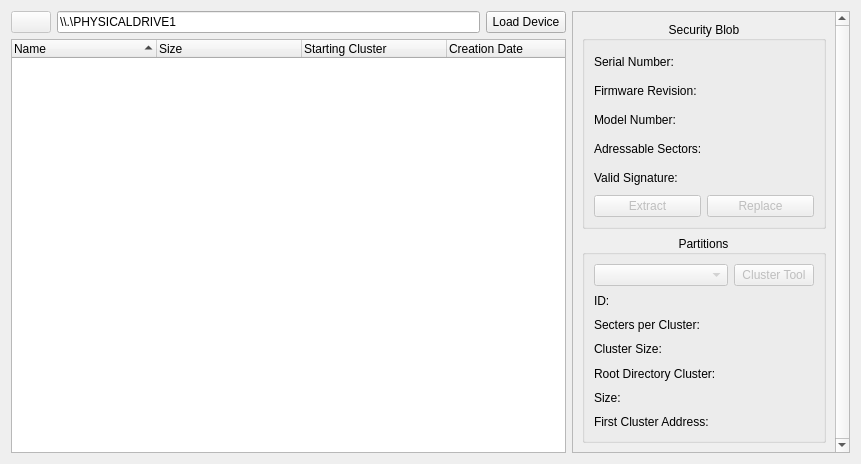
Qt form Velocity/deviceviewer.ui (hetelek/Velocity) before a commit.
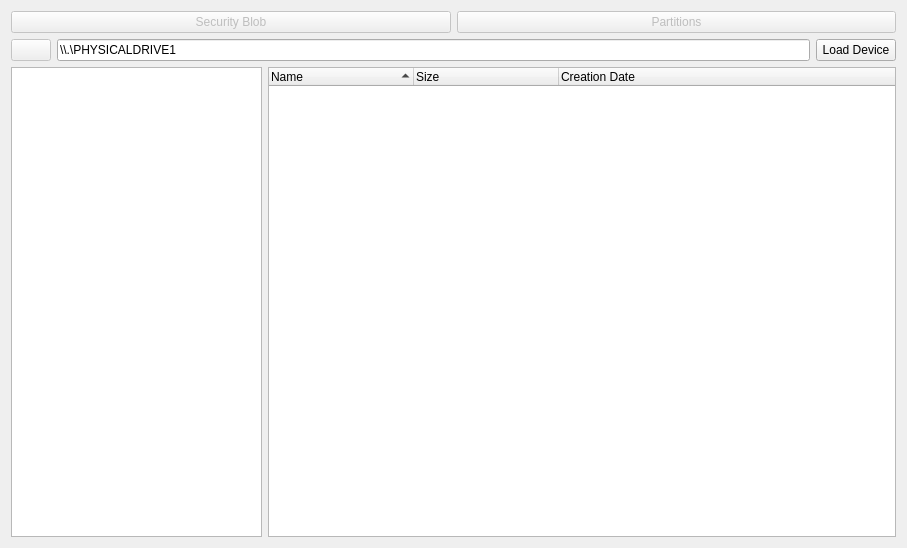
The same form after that commit. Icons and pictures are not drawn.

Commit message: Added view of file tree on the left

```diff
--- a/Velocity/deviceviewer.ui
+++ b/Velocity/deviceviewer.ui
@@ -6,55 +6,105 @@
    <rect>
     <x>0</x>
     <y>0</y>
-    <width>861</width>
-    <height>464</height>
+    <width>907</width>
+    <height>548</height>
    </rect>
   </property>
   <property name="minimumSize">
    <size>
-    <width>861</width>
-    <height>464</height>
+    <width>907</width>
+    <height>466</height>
    </size>
   </property>
   <property name="windowTitle">
    <string>Device Viewer</string>
   </property>
-  <layout class="QVBoxLayout" name="verticalLayout_10">
+  <layout class="QVBoxLayout" name="verticalLayout_2">
    <item>
-    <layout class="QHBoxLayout" name="horizontalLayout_6" stretch="4,2">
+    <layout class="QHBoxLayout" name="horizontalLayout_2">
      <item>
-      <layout class="QVBoxLayout" name="verticalLayout">
+      <widget class="QPushButton" name="btnSecurityBlob">
+       <property name="enabled">
+        <bool>false</bool>
+       </property>
+       <property name="text">
+        <string>Security Blob</string>
+       </property>
+       <property name="icon">
+        <iconset resource="Resources.qrc">
+         <normaloff>:/Images/ytgr.png</normaloff>:/Images/ytgr.png</iconset>
+       </property>
+      </widget>
+     </item>
+     <item>
+      <widget class="QPushButton" name="btnPartitions">
+       <property name="enabled">
+        <bool>false</bool>
+       </property>
+       <property name="text">
+        <string>Partitions</string>
+       </property>
+       <property name="icon">
+        <iconset resource="Resources.qrc">
+         <normaloff>:/Images/partition.png</normaloff>:/Images/partition.png</iconset>
+       </property>
+      </widget>
+     </item>
+    </layout>
+   </item>
+   <item>
+    <layout class="QVBoxLayout" name="verticalLayout">
+     <item>
+      <layout class="QHBoxLayout" name="horizontalLayout">
        <item>
-        <layout class="QHBoxLayout" name="horizontalLayout">
-         <item>
-          <widget class="QPushButton" name="btnBack">
-           <property name="enabled">
-            <bool>false</bool>
-           </property>
-           <property name="text">
-            <string/>
-           </property>
-           <property name="icon">
-            <iconset resource="Resources.qrc">
-             <normaloff>:/Images/back.png</normaloff>:/Images/back.png</iconset>
-           </property>
-          </widget>
-         </item>
-         <item>
-          <widget class="QLineEdit" name="txtPath">
-           <property name="text">
-            <string>\\.\PHYSICALDRIVE1</string>
-           </property>
-          </widget>
-         </item>
-         <item>
-          <widget class="QPushButton" name="pushButton">
-           <property name="text">
-            <string>Load Device</string>
-           </property>
-          </widget>
-         </item>
-        </layout>
+        <widget class="QPushButton" name="btnBack">
+         <property name="enabled">
+          <bool>false</bool>
+         </property>
+         <property name="text">
+          <string/>
+         </property>
+         <property name="icon">
+          <iconset resource="Resources.qrc">
+           <normaloff>:/Images/back.png</normaloff>:/Images/back.png</iconset>
+         </property>
+        </widget>
+       </item>
+       <item>
+        <widget class="QLineEdit" name="txtPath">
+         <property name="text">
+          <string>\\.\PHYSICALDRIVE1</string>
+         </property>
+        </widget>
+       </item>
+       <item>
+        <widget class="QPushButton" name="pushButton">
+         <property name="text">
+          <string>Load Device</string>
+         </property>
+        </widget>
+       </item>
+      </layout>
+     </item>
+     <item>
+      <layout class="QHBoxLayout" name="horizontalLayout_6" stretch="2,5">
+       <item>
+        <widget class="QTreeWidget" name="treeWidget_2">
+         <property name="iconSize">
+          <size>
+           <width>16</width>
+           <height>16</height>
+          </size>
+         </property>
+         <attribute name="headerVisible">
+          <bool>false</bool>
+         </attribute>
+         <column>
+          <property name="text">
+           <string notr="true">1</string>
+          </property>
+         </column>
+        </widget>
        </item>
        <item>
         <widget class="QTreeWidget" name="treeWidget">
@@ -77,7 +127,7 @@
           <bool>true</bool>
          </property>
          <property name="columnCount">
-          <number>4</number>
+          <number>3</number>
          </property>
          <attribute name="headerDefaultSectionSize">
           <number>145</number>
@@ -92,11 +142,6 @@
            <string>Size</string>
           </property>
          </column>
-         <column>
-          <property name="text">
-           <string>Starting Cluster</string>
-          </property>
-         </column>
          <column>
           <property name="text">
            <string>Creation Date</string>
@@ -106,330 +151,6 @@
        </item>
       </layout>
      </item>
-     <item>
-      <widget class="QScrollArea" name="scrollArea">
-       <property name="lineWidth">
-        <number>1</number>
-       </property>
-       <property name="verticalScrollBarPolicy">
-        <enum>Qt::ScrollBarAlwaysOn</enum>
-       </property>
-       <property name="horizontalScrollBarPolicy">
-        <enum>Qt::ScrollBarAlwaysOff</enum>
-       </property>
-       <property name="widgetResizable">
-        <bool>true</bool>
-       </property>
-       <widget class="QWidget" name="scrollAreaWidgetContents">
-        <property name="geometry">
-         <rect>
-          <x>0</x>
-          <y>0</y>
-          <width>259</width>
-          <height>442</height>
-         </rect>
-        </property>
-        <layout class="QHBoxLayout" name="horizontalLayout_7">
-         <item>
-          <layout class="QVBoxLayout" name="verticalLayout_7" stretch="1,1">
-           <item>
-            <widget class="QGroupBox" name="groupBox">
-             <property name="title">
-              <string>Security Blob</string>
-             </property>
-             <property name="alignment">
-              <set>Qt::AlignCenter</set>
-             </property>
-             <layout class="QVBoxLayout" name="verticalLayout_8" stretch="9,0">
-              <item>
-               <layout class="QHBoxLayout" name="horizontalLayout_2">
-                <item>
-                 <layout class="QVBoxLayout" name="verticalLayout_5">
-                  <item>
-                   <widget class="QLabel" name="label">
-                    <property name="text">
-                     <string>Serial Number:</string>
-                    </property>
-                   </widget>
-                  </item>
-                  <item>
-                   <widget class="QLabel" name="label_2">
-                    <property name="text">
-                     <string>Firmware Revision:</string>
-                    </property>
-                   </widget>
-                  </item>
-                  <item>
-                   <widget class="QLabel" name="label_3">
-                    <property name="text">
-                     <string>Model Number:</string>
-                    </property>
-                   </widget>
-                  </item>
-                  <item>
-                   <widget class="QLabel" name="label_4">
-                    <property name="text">
-                     <string>Adressable Sectors:</string>
-                    </property>
-                   </widget>
-                  </item>
-                  <item>
-                   <widget class="QLabel" name="label_5">
-                    <property name="text">
-                     <string>Valid Signature:</string>
-                    </property>
-                   </widget>
-                  </item>
-                 </layout>
-                </item>
-                <item>
-                 <layout class="QVBoxLayout" name="verticalLayout_3">
-                  <item>
-                   <widget class="QLabel" name="lblSerialNumber">
-                    <property name="text">
-                     <string/>
-                    </property>
-                    <property name="alignment">
-                     <set>Qt::AlignRight|Qt::AlignTrailing|Qt::AlignVCenter</set>
-                    </property>
-                   </widget>
-                  </item>
-                  <item>
-                   <widget class="QLabel" name="lblFirmwareRevision">
-                    <property name="text">
-                     <string/>
-                    </property>
-                    <property name="alignment">
-                     <set>Qt::AlignRight|Qt::AlignTrailing|Qt::AlignVCenter</set>
-                    </property>
-                   </widget>
-                  </item>
-                  <item>
-                   <widget class="QLabel" name="lblModelNumber">
-                    <property name="text">
-                     <string/>
-                    </property>
-                    <property name="alignment">
-                     <set>Qt::AlignRight|Qt::AlignTrailing|Qt::AlignVCenter</set>
-                    </property>
-                   </widget>
-                  </item>
-                  <item>
-                   <widget class="QLabel" name="lblSectors">
-                    <property name="text">
-                     <string/>
-                    </property>
-                    <property name="alignment">
-                     <set>Qt::AlignRight|Qt::AlignTrailing|Qt::AlignVCenter</set>
-                    </property>
-                   </widget>
-                  </item>
-                  <item>
-                   <widget class="QLabel" name="lblValidSignature">
-                    <property name="text">
-                     <string/>
-                    </property>
-                    <property name="alignment">
-                     <set>Qt::AlignRight|Qt::AlignTrailing|Qt::AlignVCenter</set>
-                    </property>
-                   </widget>
-                  </item>
-                 </layout>
-                </item>
-               </layout>
-              </item>
-              <item>
-               <layout class="QHBoxLayout" name="horizontalLayout_3">
-                <item>
-                 <widget class="QPushButton" name="btnExtractSecuritySector">
-                  <property name="enabled">
-                   <bool>false</bool>
-                  </property>
-                  <property name="text">
-                   <string>Extract</string>
-                  </property>
-                  <property name="icon">
-                   <iconset resource="Resources.qrc">
-                    <normaloff>:/Images/extract.png</normaloff>:/Images/extract.png</iconset>
-                  </property>
-                 </widget>
-                </item>
-                <item>
-                 <widget class="QPushButton" name="btnReplaceSecuritySector">
-                  <property name="enabled">
-                   <bool>false</bool>
-                  </property>
-                  <property name="text">
-                   <string>Replace</string>
-                  </property>
-                  <property name="icon">
-                   <iconset resource="Resources.qrc">
-                    <normaloff>:/Images/replace.png</normaloff>:/Images/replace.png</iconset>
-                  </property>
-                 </widget>
-                </item>
-               </layout>
-              </item>
-             </layout>
-            </widget>
-           </item>
-           <item>
-            <widget class="QGroupBox" name="groupBox_2">
-             <property name="title">
-              <string>Partitions</string>
-             </property>
-             <property name="alignment">
-              <set>Qt::AlignCenter</set>
-             </property>
-             <layout class="QVBoxLayout" name="verticalLayout_4" stretch="0,9">
-              <item>
-               <layout class="QHBoxLayout" name="horizontalLayout_5" stretch="3,1">
-                <item>
-                 <widget class="QComboBox" name="comboBox">
-                  <property name="enabled">
-                   <bool>false</bool>
-                  </property>
-                 </widget>
-                </item>
-                <item>
-                 <widget class="QPushButton" name="btnClusterTool">
-                  <property name="enabled">
-                   <bool>false</bool>
-                  </property>
-                  <property name="text">
-                   <string>Cluster Tool</string>
-                  </property>
-                  <property name="icon">
-                   <iconset resource="Resources.qrc">
-                    <normaloff>:/Images/gear.png</normaloff>:/Images/gear.png</iconset>
-                  </property>
-                 </widget>
-                </item>
-               </layout>
-              </item>
-              <item>
-               <layout class="QHBoxLayout" name="horizontalLayout_4">
-                <item>
-                 <layout class="QVBoxLayout" name="verticalLayout_2">
-                  <item>
-                   <widget class="QLabel" name="label_7">
-                    <property name="text">
-                     <string>ID:</string>
-                    </property>
-                   </widget>
-                  </item>
-                  <item>
-                   <widget class="QLabel" name="label_6">
-                    <property name="text">
-                     <string>Secters per Cluster:</string>
-                    </property>
-                   </widget>
-                  </item>
-                  <item>
-                   <widget class="QLabel" name="label_9">
-                    <property name="text">
-                     <string>Cluster Size:</string>
-                    </property>
-                   </widget>
-                  </item>
-                  <item>
-                   <widget class="QLabel" name="label_11">
-                    <property name="text">
-                     <string>Root Directory Cluster:</string>
-                    </property>
-                   </widget>
-                  </item>
-                  <item>
-                   <widget class="QLabel" name="label_8">
-                    <property name="text">
-                     <string>Size:</string>
-                    </property>
-                   </widget>
-                  </item>
-                  <item>
-                   <widget class="QLabel" name="label_10">
-                    <property name="text">
-                     <string>First Cluster Address:</string>
-                    </property>
-                   </widget>
-                  </item>
-                 </layout>
-                </item>
-                <item>
-                 <layout class="QVBoxLayout" name="verticalLayout_6">
-                  <item>
-                   <widget class="QLabel" name="lblPartID">
-                    <property name="text">
-                     <string/>
-                    </property>
-                    <property name="alignment">
-                     <set>Qt::AlignRight|Qt::AlignTrailing|Qt::AlignVCenter</set>
-                    </property>
-                   </widget>
-                  </item>
-                  <item>
-                   <widget class="QLabel" name="lblPartSectorsPerCluster">
-                    <property name="text">
-                     <string/>
-                    </property>
-                    <property name="alignment">
-                     <set>Qt::AlignRight|Qt::AlignTrailing|Qt::AlignVCenter</set>
-                    </property>
-                   </widget>
-                  </item>
-                  <item>
-                   <widget class="QLabel" name="lblPartClusterSize">
-                    <property name="text">
-                     <string/>
-                    </property>
-                    <property name="alignment">
-                     <set>Qt::AlignRight|Qt::AlignTrailing|Qt::AlignVCenter</set>
-                    </property>
-                   </widget>
-                  </item>
-                  <item>
-                   <widget class="QLabel" name="lblPartRootDirCluster">
-                    <property name="text">
-                     <string/>
-                    </property>
-                    <property name="alignment">
-                     <set>Qt::AlignRight|Qt::AlignTrailing|Qt::AlignVCenter</set>
-                    </property>
-                   </widget>
-                  </item>
-                  <item>
-                   <widget class="QLabel" name="lblPartSize">
-                    <property name="text">
-                     <string/>
-                    </property>
-                    <property name="alignment">
-                     <set>Qt::AlignRight|Qt::AlignTrailing|Qt::AlignVCenter</set>
-                    </property>
-                   </widget>
-                  </item>
-                  <item>
-                   <widget class="QLabel" name="lblPartFirstClusterAddr">
-                    <property name="text">
-                     <string/>
-                    </property>
-                    <property name="alignment">
-                     <set>Qt::AlignRight|Qt::AlignTrailing|Qt::AlignVCenter</set>
-                    </property>
-                   </widget>
-                  </item>
-                 </layout>
-                </item>
-               </layout>
-              </item>
-             </layout>
-            </widget>
-           </item>
-          </layout>
-         </item>
-        </layout>
-       </widget>
-      </widget>
-     </item>
     </layout>
    </item>
   </layout>
```
The commit also changes 2 other files.
